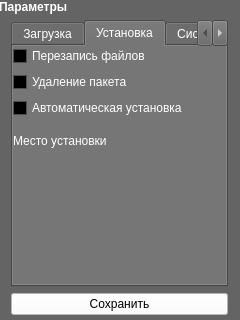
First picture: the form in paramsdialog.ui, repository Limows/LimFTPClient_S60, before the edit.
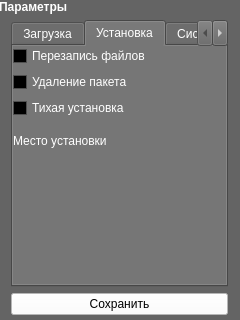
Second picture: the form after the edit. The open tabs and pages were chosen to show the change. Icons and pictures are not drawn.

What changed in the file:
```diff
--- a/paramsdialog.ui
+++ b/paramsdialog.ui
@@ -1432,7 +1432,7 @@
          <item row="2" column="0">
           <widget class="QCheckBox" name="AutoInstallBox">
            <property name="text">
-            <string>Автоматическая установка</string>
+            <string>Тихая установка</string>
            </property>
           </widget>
          </item>
```
